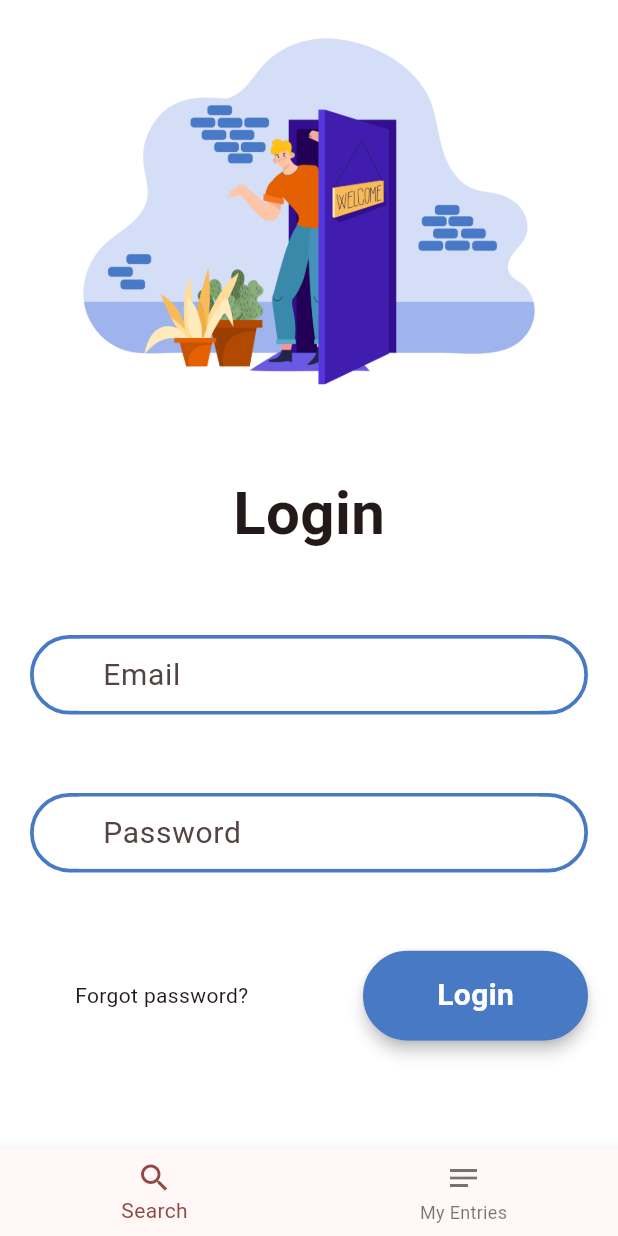
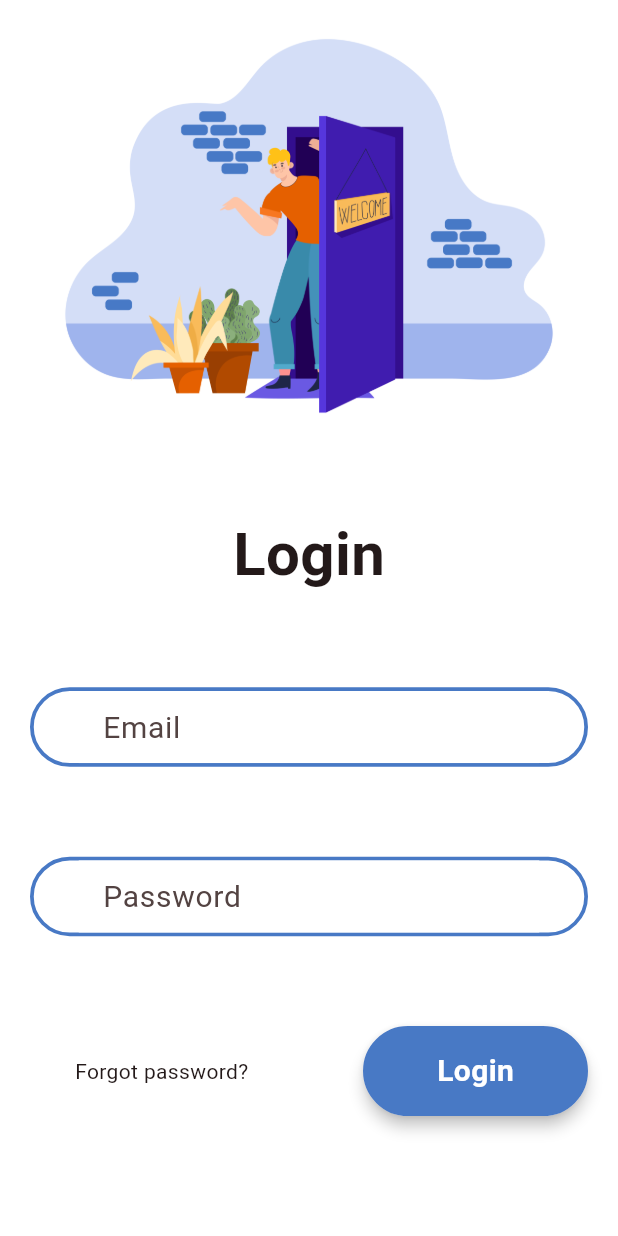
Before and after one commit to MultiBDave/Consumption-Thesis, a Flutter app: the screen it shows after launch, after a tap on the "lock" icon, on a phone screen of 412 x 824 dp. Run offline on Flutter 3.47's test engine with Material 3 defaults, Android fonts, the phone set to English and light mode, and no system bars; drawn by our look-alikes of loading_overlay; our stand-ins replace auto_size_text, cloud_firestore, country_picker, firebase_auth, firebase_core, fl_chart and 9 more; missing offline and left inert: emoji_flag_converter, json_path, swipeable_card_stack; accounts and stored records are empty.

Commit message:
Small quick fix for the navigation and buildcontext

```diff
--- a/lib/inner_screens/list_cars.dart
+++ b/lib/inner_screens/list_cars.dart
@@ -256,19 +256,23 @@ class _ListCarsScreenState extends State<ListCarsScreen> {
             icon: Icon(isLoggedIn ? Icons.lock_open : Icons.lock),
             color: isLoggedIn ? Colors.black : Colors.white,
             onPressed: () async {
+              // Capture the root navigator before awaiting to avoid using
+              // BuildContext across async gaps.
+              final rootNav = Navigator.of(context, rootNavigator: true);
               if (isLoggedIn) {
                 // Logout: sign out and navigate to HomePage (root navigator)
                 await FirebaseAuth.instance.signOut();
+                if (!mounted) return;
                 setState(() {
                   isLoggedIn = false;
                 });
-                Navigator.of(context, rootNavigator: true).pushAndRemoveUntil(
+                rootNav.pushAndRemoveUntil(
                   MaterialPageRoute(builder: (context) => const HomePage()),
                   (route) => false,
                 );
               } else {
                 // Navigate to login screen using an explicit MaterialPageRoute
-                Navigator.of(context).push(MaterialPageRoute(
+                rootNav.push(MaterialPageRoute(
                   builder: (context) => const LoginScreen(),
                 ));
               }
```
